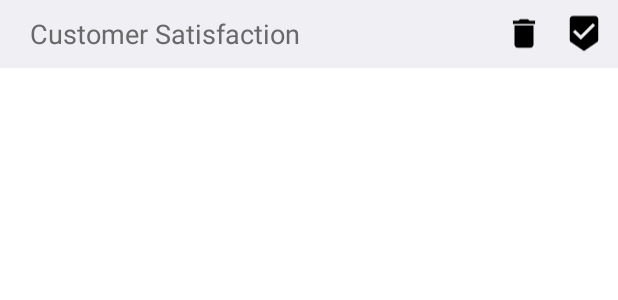
After one commit to arghorashy/bloodhound-android, an Android app: the layout fragment_profile_row.xml on its own in the app's theme, with its tools: preview values and no code run, on a phone screen of 412 x 824 dp. The commit adds this screen. Shown: the top 300 px of the screen. Run offline under Robolectric (Android 15) with nearby library versions, the phone set to English and light mode, and no system bars; network calls fail.

Commit message:
Added profile management activity.

```diff
--- a/app/src/main/java/com/mumbo/bloodhound/BloodhoundConfigAPI.java
+++ b/app/src/main/java/com/mumbo/bloodhound/BloodhoundConfigAPI.java
@@ -10,7 +10,6 @@ import java.util.Arrays;
 import java.util.concurrent.CompletableFuture;
 
 public class BloodhoundConfigAPI {
-    private static String SHARED_PREFERENCES_KEY = "com.mumbo.bloodhound_shared_prefs";
     private static String CONFIG_SHARED_PREFERENCES_KEY = "com.mumbo.bloodhound_config_key";
 
     public static CompletableFuture<ArrayList<BloodhoundConfigRow>> genConfig(Context context) {
@@ -31,7 +30,7 @@ public class BloodhoundConfigAPI {
     }
 
     private static BloodhoundConfigRow[] getCachedConfig(Context context) {
-        SharedPreferences pref = context.getSharedPreferences(SHARED_PREFERENCES_KEY, 0);
+        SharedPreferences pref = context.getSharedPreferences(Constants.SHARED_PREFERENCES_KEY, 0);
         String json = pref.getString(CONFIG_SHARED_PREFERENCES_KEY, "");
         if (json.isEmpty()) {
             return null;
@@ -42,7 +41,7 @@ public class BloodhoundConfigAPI {
     private static void cacheConfig(Context context, ArrayList<BloodhoundConfigRow> config) {
         Gson gson = new Gson();
         String json = gson.toJson(config);
-        SharedPreferences pref = context.getSharedPreferences(SHARED_PREFERENCES_KEY, 0);
+        SharedPreferences pref = context.getSharedPreferences(Constants.SHARED_PREFERENCES_KEY, 0);
         SharedPreferences.Editor editor = pref.edit();
         editor.putString(CONFIG_SHARED_PREFERENCES_KEY, json);
         editor.commit();
--- /dev/null
+++ b/app/src/main/java/com/mumbo/bloodhound/Constants.java
@@ -0,0 +1,5 @@
+package com.mumbo.bloodhound;
+
+public class Constants {
+    public static String SHARED_PREFERENCES_KEY = "com.mumbo.bloodhound_shared_prefs";
+}
--- a/app/src/main/java/com/mumbo/bloodhound/GoogleSheetsAPI.java
+++ b/app/src/main/java/com/mumbo/bloodhound/GoogleSheetsAPI.java
@@ -22,7 +22,7 @@ public class GoogleSheetsAPI {
     // See backend function definition here: https://script.google.com/home/projects/1utIOA5lWcz53UV1_rWB4iHGr12BhR2KfeJPvsQl5Nhr5XsHC8TZeYWs9/arg1?id=45&arg2=Afsheen&arg3=Ghorashy
     private static final String API_URL = "https://script.google.com/macros/s/AKfycbxS-s4k1_taX7fPF0HVre-G0hwhU3GdY1f80H5RYTo3uW0-NZx_i8nohZpXiFxs1Kgd/exec";
 
-    private static final BloodhoundEnv ENV = KRISTA;
+    private static final BloodhoundEnv ENV = TEST;
 
     public static void writeRowToLogSheet(Context context, List<String> rowStrings) {
         Gson gson = new Gson();
@@ -67,5 +67,4 @@ public class GoogleSheetsAPI {
         }
         return API_URL + queryParams + "&env=" + envQueryParam;
     }
-
 }
--- /dev/null
+++ b/app/src/main/res/drawable/baseline_add_24.xml
@@ -0,0 +1,5 @@
+<vector xmlns:android="http://schemas.android.com/apk/res/android" android:height="24dp" android:tint="#000000" android:viewportHeight="24" android:viewportWidth="24" android:width="24dp">
+
+    <path android:fillColor="@android:color/white" android:pathData="M19,13h-6v6h-2v-6H5v-2h6V5h2v6h6v2z"/>
+
+</vector>
--- /dev/null
+++ b/app/src/main/res/drawable/baseline_air_24.xml
@@ -0,0 +1,5 @@
+<vector xmlns:android="http://schemas.android.com/apk/res/android" android:height="24dp" android:tint="#000000" android:viewportHeight="24" android:viewportWidth="24" android:width="24dp">
+
+    <path android:fillColor="@android:color/white" android:pathData="M14.5,17c0,1.65 -1.35,3 -3,3s-3,-1.35 -3,-3h2c0,0.55 0.45,1 1,1s1,-0.45 1,-1s-0.45,-1 -1,-1H2v-2h9.5C13.15,14 14.5,15.35 14.5,17zM19,6.5C19,4.57 17.43,3 15.5,3S12,4.57 12,6.5h2C14,5.67 14.67,5 15.5,5S17,5.67 17,6.5S16.33,8 15.5,8H2v2h13.5C17.43,10 19,8.43 19,6.5zM18.5,11H2v2h16.5c0.83,0 1.5,0.67 1.5,1.5S19.33,16 18.5,16v2c1.93,0 3.5,-1.57 3.5,-3.5S20.43,11 18.5,11z"/>
+
+</vector>
--- /dev/null
+++ b/app/src/main/res/drawable/baseline_beenhere_24.xml
@@ -0,0 +1,5 @@
+<vector xmlns:android="http://schemas.android.com/apk/res/android" android:height="24dp" android:tint="#000000" android:viewportHeight="24" android:viewportWidth="24" android:width="24dp">
+
+    <path android:fillColor="@android:color/white" android:pathData="M19,1L5,1c-1.1,0 -1.99,0.9 -1.99,2L3,15.93c0,0.69 0.35,1.3 0.88,1.66L12,23l8.11,-5.41c0.53,-0.36 0.88,-0.97 0.88,-1.66L21,3c0,-1.1 -0.9,-2 -2,-2zM10,16l-5,-5 1.41,-1.41L10,13.17l7.59,-7.59L19,7l-9,9z"/>
+
+</vector>
--- /dev/null
+++ b/app/src/main/res/drawable/outline_beenhere_24.xml
@@ -0,0 +1,5 @@
+<vector xmlns:android="http://schemas.android.com/apk/res/android" android:height="24dp" android:tint="#000000" android:viewportHeight="24" android:viewportWidth="24" android:width="24dp">
+
+    <path android:fillColor="@android:color/white" android:pathData="M19,1L5,1c-1.1,0 -1.99,0.9 -1.99,2L3,15.93c0,0.69 0.35,1.3 0.88,1.66L12,23l8.11,-5.41c0.53,-0.36 0.88,-0.97 0.88,-1.66L21,3c0,-1.1 -0.9,-2 -2,-2zM12,20.6l-7,-4.66L5,3h14v12.93l-7,4.67zM9.99,13.18l-2.58,-2.59L6,12l4,4 8,-8 -1.42,-1.42z"/>
+
+</vector>
--- /dev/null
+++ b/app/src/main/res/layout/fragment_profile_row.xml
@@ -0,0 +1,43 @@
+<?xml version="1.0" encoding="utf-8"?>
+<RelativeLayout xmlns:android="http://schemas.android.com/apk/res/android"
+android:layout_width="fill_parent"
+android:layout_height="45dp"
+android:background="#EFEFF4"
+android:paddingLeft="10dp">
+
+    <TextView
+        android:id="@+id/profileName"
+        android:layout_width="match_parent"
+        android:layout_height="match_parent"
+        android:textColor="#696969"
+        android:paddingRight="20dp"
+        android:layout_marginLeft="10dp"
+        android:gravity="center_vertical|left"
+        android:layout_centerVertical="true"
+        android:text="Customer Satisfaction"
+        android:textSize="18dip"/>
+
+    <ImageView
+        android:id="@+id/selectBtn"
+        android:layout_alignParentRight="true"
+        android:layout_height="30dp"
+        android:layout_width="25dp"
+        android:layout_marginRight="10dp"
+        android:layout_centerVertical="true"
+        android:src="@drawable/baseline_beenhere_24" />
+
+    <ImageView
+        android:id="@+id/removeBtn"
+        android:layout_alignParentRight="true"
+        android:layout_height="30dp"
+        android:layout_width="25dp"
+        android:layout_marginRight="50dp"
+        android:layout_centerVertical="true"
+        android:src="@drawable/baseline_delete_24"/>
+
+
+
+
+
+
+</RelativeLayout>
```
Also changed, not shown: app/src/main/AndroidManifest.xml (+9 -0 lines), app/src/main/java/com/mumbo/bloodhound/ConfigureProfilesActivity.java (added, +37 -0 lines), app/src/main/java/com/mumbo/bloodhound/MainActivity.java (+8 -0 lines), app/src/main/java/com/mumbo/bloodhound/Profile.java (added, +13 -0 lines), app/src/main/java/com/mumbo/bloodhound/ProfileArrayAdapter.java (added, +73 -0 lines), app/src/main/java/com/mumbo/bloodhound/ProfileMgr.java (added, +88 -0 lines), app/src/main/res/layout/activity_configure_profiles.xml (added, +25 -0 lines), app/src/main/res/menu/menu_configure_profiles.xml (added, +10 -0 lines), app/src/main/res/menu/top_app_bar.xml (+7 -1 lines).
